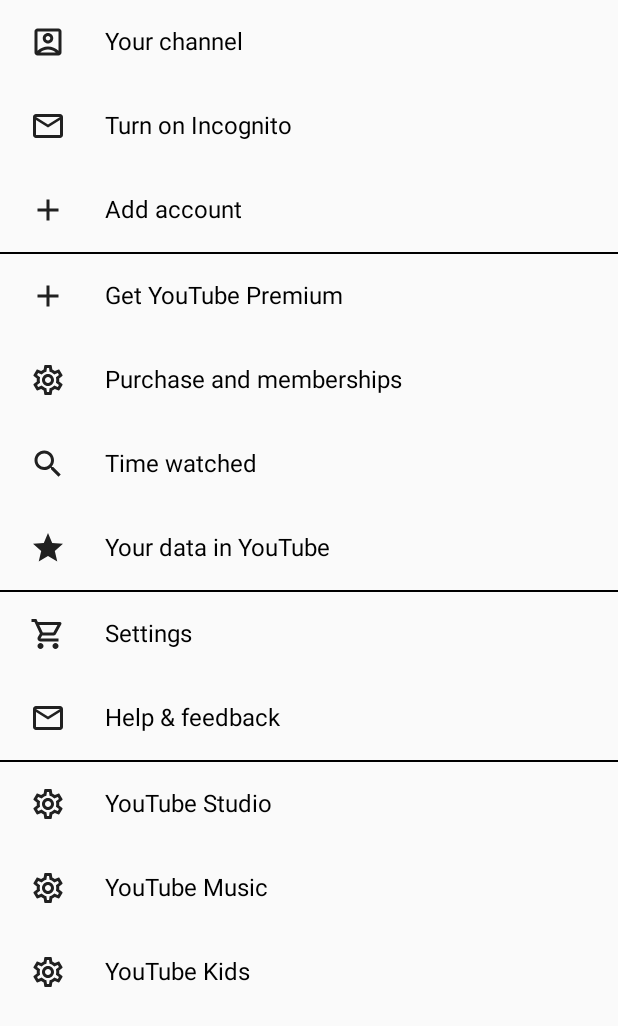
After one commit to immimu/ngompos, an Android app built with Jetpack Compose: the ConstraintLayoutActivity screen opened directly, with no data from a screen before it, on a phone screen of 412 x 824 dp. The commit adds this screen. Shown: the top 1026 px of the screen. Run offline under Robolectric (Android 15) with nearby library versions, the phone set to English and light mode, and no system bars; our stand-ins replace constraintlayout-compose.

Commit message:
Constraint layout

```diff
--- a/app/build.gradle
+++ b/app/build.gradle
@@ -54,6 +54,8 @@ dependencies {
   implementation "androidx.compose.ui:ui:$compose_ui_version"
   implementation "androidx.compose.ui:ui-tooling-preview:$compose_ui_version"
   implementation 'androidx.compose.material:material:1.1.1'
+  implementation "androidx.constraintlayout:constraintlayout-compose:1.0.1"
+
   runtimeOnly 'androidx.compose.material:material-icons-extended:1.3.1'
   testImplementation 'junit:junit:4.13.2'
   androidTestImplementation 'androidx.test.ext:junit:1.1.3'
--- a/app/src/main/AndroidManifest.xml
+++ b/app/src/main/AndroidManifest.xml
@@ -39,6 +39,11 @@
         android:exported="true"
         android:theme="@style/Theme.Ngompos" />
 
+    <activity
+        android:name=".ConstraintLayoutActivity"
+        android:exported="true"
+        android:theme="@style/Theme.Ngompos" />
+
   </application>
 
 </manifest>
--- /dev/null
+++ b/app/src/main/java/com/mimuslabs/ngompos/ConstraintLayoutActivity.kt
@@ -0,0 +1,97 @@
+package com.mimuslabs.ngompos
+
+import android.os.Bundle
+import androidx.activity.ComponentActivity
+import androidx.activity.compose.setContent
+import androidx.compose.foundation.layout.fillMaxWidth
+import androidx.compose.foundation.layout.padding
+import androidx.compose.foundation.lazy.LazyColumn
+import androidx.compose.foundation.lazy.itemsIndexed
+import androidx.compose.material.Divider
+import androidx.compose.material.Icon
+import androidx.compose.material.Text
+import androidx.compose.material.icons.Icons
+import androidx.compose.material.icons.outlined.AccountBox
+import androidx.compose.material.icons.outlined.Add
+import androidx.compose.material.icons.outlined.Email
+import androidx.compose.material.icons.outlined.Search
+import androidx.compose.material.icons.outlined.Settings
+import androidx.compose.material.icons.outlined.ShoppingCart
+import androidx.compose.material.icons.outlined.Star
+import androidx.compose.runtime.Composable
+import androidx.compose.ui.Modifier
+import androidx.compose.ui.graphics.Color
+import androidx.compose.ui.unit.dp
+import androidx.compose.ui.unit.sp
+import androidx.constraintlayout.compose.ConstraintLayout
+import com.mimuslabs.ngompos.entity.SettingMenu
+import com.mimuslabs.ngompos.ui.theme.NgomposTheme
+
+class ConstraintLayoutActivity : ComponentActivity() {
+  override fun onCreate(savedInstanceState: Bundle?) {
+    super.onCreate(savedInstanceState)
+    setContent {
+      NgomposTheme {
+        ContentCompose()
+      }
+    }
+  }
+
+  @Composable
+  fun ContentCompose() {
+    val data = listOf(
+      SettingMenu(Icons.Outlined.AccountBox, "Your channel"),
+      SettingMenu(Icons.Outlined.Email, "Turn on Incognito"),
+      SettingMenu(Icons.Outlined.Add, "Add account"),
+      SettingMenu(Icons.Outlined.Add, "Get YouTube Premium"),
+      SettingMenu(Icons.Outlined.Settings, "Purchase and memberships"),
+      SettingMenu(Icons.Outlined.Search, "Time watched"),
+      SettingMenu(Icons.Outlined.Star, "Your data in YouTube"),
+      SettingMenu(Icons.Outlined.ShoppingCart, "Settings"),
+      SettingMenu(Icons.Outlined.Email, "Help & feedback"),
+      SettingMenu(Icons.Outlined.Settings, "YouTube Studio"),
+      SettingMenu(Icons.Outlined.Settings, "YouTube Music"),
+      SettingMenu(Icons.Outlined.Settings, "YouTube Kids")
+    )
+
+    LazyColumn {
+
+      itemsIndexed(data) { index, item ->
+        SettingItem(modifier = Modifier.padding(start = 20.dp, end = 20.dp), settingMenu = item)
+
+        if (index == 2 || index == 6 || index == 8) {
+          Divider(modifier = Modifier.fillMaxWidth(), thickness = 1.dp, color = Color.Black)
+        }
+      }
+    }
+  }
+
+  @Composable
+  fun SettingItem(modifier: Modifier = Modifier, settingMenu: SettingMenu) {
+    ConstraintLayout(modifier = modifier.fillMaxWidth()) {
+      val (icon, title) = createRefs()
+      Icon(
+        imageVector = settingMenu.imageVector,
+        contentDescription = "Click button setting",
+        modifier = Modifier
+          .padding(end = 16.dp, top = 16.dp, bottom = 16.dp)
+          .constrainAs(icon) {
+            start.linkTo(parent.start)
+            top.linkTo(parent.top)
+            bottom.linkTo(parent.bottom)
+          }
+      )
+      Text(
+        text = settingMenu.title, color = Color.Black, fontSize = 16.sp,
+        modifier = Modifier
+          .fillMaxWidth()
+          .padding(top = 16.dp, bottom = 16.dp)
+          .constrainAs(title) {
+            start.linkTo(icon.end, margin = 10.dp)
+            top.linkTo(parent.top)
+            bottom.linkTo(parent.bottom)
+          }
+      )
+    }
+  }
+}
--- a/app/src/main/java/com/mimuslabs/ngompos/MainActivity.kt
+++ b/app/src/main/java/com/mimuslabs/ngompos/MainActivity.kt
@@ -29,6 +29,7 @@ import com.mimuslabs.ngompos.ui.theme.NgomposTheme
 
 const val MENU_ID_BASIC_LAYOUT = 1
 const val MENU_ID_LAZY_COLUMN = 2
+const val MENU_ID_CONSTRAIN_LAYOUT = 3
 
 class MainActivity : ComponentActivity() {
   override fun onCreate(savedInstanceState: Bundle?) {
@@ -45,6 +46,7 @@ class MainActivity : ComponentActivity() {
   private fun handleMenuClick(item: MenuItem) {
     val intent = when (item.menuId) {
       MENU_ID_BASIC_LAYOUT -> Intent(this, BasicLayoutActivity::class.java)
+      MENU_ID_CONSTRAIN_LAYOUT -> Intent(this, ConstraintLayoutActivity::class.java)
       else -> {
         Intent(this, LazyColumnActivity::class.java)
       }
@@ -66,6 +68,11 @@ fun ContentMenu(onItemClick: (MenuItem) -> Unit) {
       MENU_ID_LAZY_COLUMN,
       stringResource(string.title_lazycolumn),
       stringResource(string.subtitle_lazycolumn)
+    ),
+    MenuItem(
+      MENU_ID_CONSTRAIN_LAYOUT,
+      stringResource(string.title_constraint_layout),
+      stringResource(string.subtitle_mengenal_constraint_layout)
     )
   )
   LazyColumn(modifier = Modifier.fillMaxSize()) {
--- a/app/src/main/res/values/strings.xml
+++ b/app/src/main/res/values/strings.xml
@@ -5,4 +5,6 @@
   <string name="text_compose_basic">Basic Compose</string>
   <string name="title_lazycolumn">LazyColumn</string>
   <string name="subtitle_lazycolumn">Working with lazy column</string>
+  <string name="title_constraint_layout">Constraint Layout</string>
+  <string name="subtitle_mengenal_constraint_layout">Mengenal constraint layout</string>
 </resources>
```
